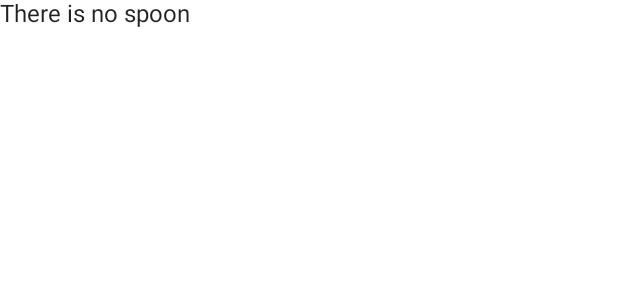
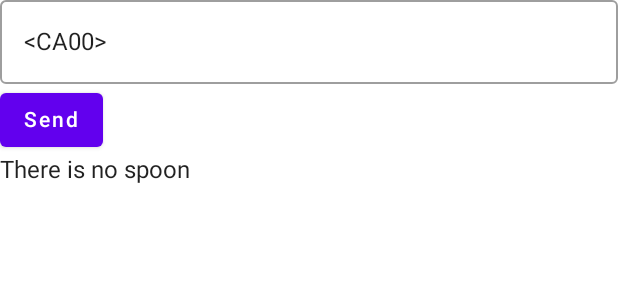
Before and after one commit to francoisrochefort/IoT, an Android app built with Jetpack Compose: the @Preview function MainScreenPreview, on a phone screen of 412 x 824 dp. Shown: the top 300 px of the screen. Run offline under Robolectric (Android 15) with nearby library versions, the phone set to English and light mode, and no system bars; our stand-ins replace Dagger/Hilt's generated code; libraries missing offline, so code that uses them is left out: com.hoho.android; 2 statements that could not run were skipped.

Commit message:
added send command

```diff
--- a/app/src/main/java/com/example/iot/MainScreen.kt
+++ b/app/src/main/java/com/example/iot/MainScreen.kt
@@ -1,14 +1,38 @@
 package com.example.iot
 
+import androidx.compose.foundation.layout.Column
+import androidx.compose.foundation.layout.fillMaxWidth
+import androidx.compose.material.Button
+import androidx.compose.material.OutlinedTextField
 import androidx.compose.material.Text
 import androidx.compose.runtime.Composable
+import androidx.compose.ui.Modifier
 import androidx.compose.ui.tooling.preview.Preview
 import androidx.hilt.navigation.compose.hiltViewModel
 import com.example.iot.ui.theme.IoTTheme
 
 @Composable
 fun MainScreen(viewModel: MainViewModel = hiltViewModel()) {
-    Text(text = viewModel.debugString)
+    Column {
+        OutlinedTextField(
+            modifier = Modifier.fillMaxWidth(),
+            value = viewModel.command,
+            onValueChange = viewModel::onCommandChange,
+            singleLine = true
+        )
+        Button(
+            onClick = viewModel::onSend
+        ) {
+            Text(text = "Send")
+        }
+        Text(
+            modifier = Modifier
+                .weight(1f)
+                .fillMaxWidth(),
+            text = viewModel.debugString
+        )
+    }
+
 }
 
 @Preview(showBackground = true)
--- a/app/src/main/java/com/example/iot/UsbApi.kt
+++ b/app/src/main/java/com/example/iot/UsbApi.kt
@@ -11,6 +11,12 @@ import com.hoho.android.usbserial.util.SerialInputOutputManager
 class UsbApi(private val context: Context) {
 
     class NoUsbDriver : Exception()
+
+    lateinit var port: UsbSerialPort
+
+    fun write(command: String) {
+        port.write(command.toByteArray(Charsets.US_ASCII), 100)
+    }
 
     fun start(listener: SerialInputOutputManager.Listener) {
         val manager: UsbManager = context.getSystemService(Context.USB_SERVICE) as UsbManager
@@ -31,7 +37,8 @@ class UsbApi(private val context: Context) {
             Thread.sleep(500)
         }
         val connection = manager.openDevice(driver.device)
-        val port: UsbSerialPort = driver.ports.first()
+//        val port: UsbSerialPort = driver.ports.first()
+        port = driver.ports.first()
         port.open(connection)
         port.setParameters(BAUD_RATE, 8, UsbSerialPort.STOPBITS_1, UsbSerialPort.PARITY_NONE)
         val usbIoManager = SerialInputOutputManager(port, listener)
--- a/app/src/main/java/com/example/iot/UsbRepository.kt
+++ b/app/src/main/java/com/example/iot/UsbRepository.kt
@@ -26,6 +26,10 @@ sealed class UsbEvent {
 
 class UsbRepository(private val usbApi: UsbApi) {
 
+    fun send(command: String) {
+        usbApi.write(command)
+    }
+
     @OptIn(ExperimentalCoroutinesApi::class)
     fun eventFlow() = callbackFlow<UsbEvent> {
 
```
Also changed, not shown: app/src/main/java/com/example/iot/MainViewModel.kt (+10 -0 lines).
